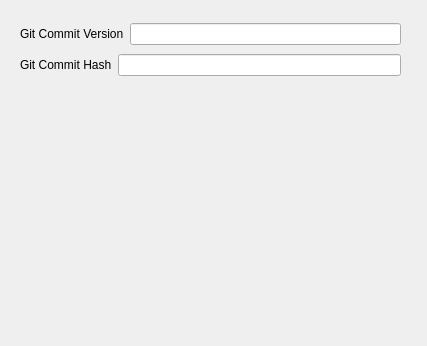
First picture: the form in src/aboutview.ui, repository fredcooke/emstudio, before the edit.
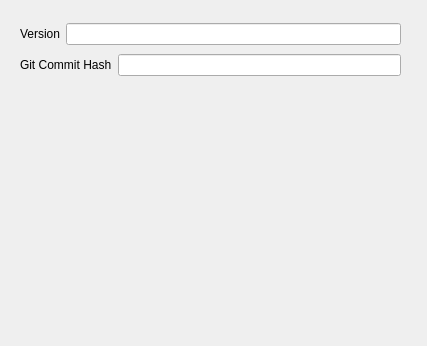
Second picture: the form after the edit.

Commit message: Fix for flag colors, and more aboutview semantics

Patch:
```diff
--- a/src/aboutview.ui
+++ b/src/aboutview.ui
@@ -28,7 +28,7 @@
       <item>
        <widget class="QLabel" name="label">
         <property name="text">
-         <string>Git Commit Version</string>
+         <string>Version</string>
         </property>
        </widget>
       </item>
```
The commit also changes 1 other file.
